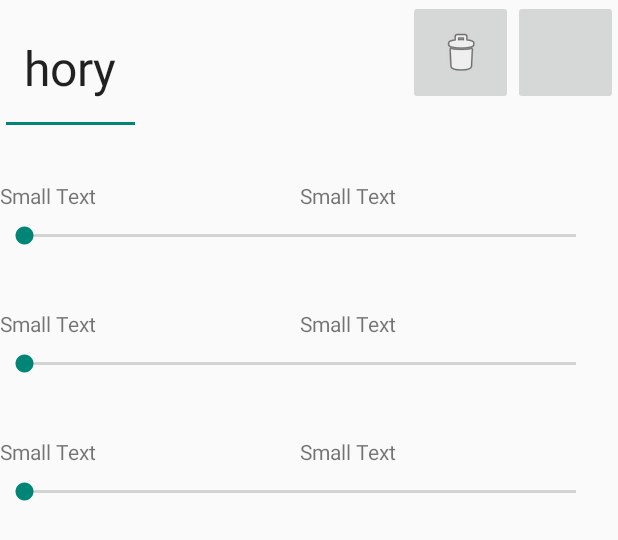
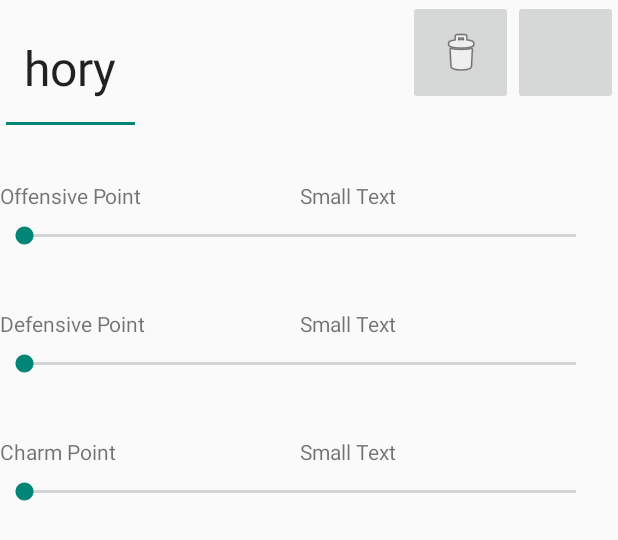
Before and after one commit to tuskeb/Csanydroid1, an Android app: the layout fragment_hero_detail.xml on its own in the app's theme, with its tools: preview values and no code run, on a phone screen of 412 x 824 dp. Shown: the top 540 px of the screen. Run offline under Robolectric (Android 15) with nearby library versions, the phone set to English and light mode, and no system bars.

Commit message:
Kinézet módosítása (felirat)

```diff
--- a/app/src/main/java/hu/csany_zeg/one/csanydroid1/HeroDetailFragment.java
+++ b/app/src/main/java/hu/csany_zeg/one/csanydroid1/HeroDetailFragment.java
@@ -41,6 +41,8 @@ public class HeroDetailFragment extends Fragment {
 	private LocalHero mHero;
 
 	private TextView offensiveTextViewNum;
+	private TextView defensiveTextViewNum;
+	private TextView charmTextViewNum;
 	/**
 	 * Mandatory empty constructor for the fragment manager to instantiate the
 	 * fragment (e.g. upon screen orientation changes).
@@ -115,7 +117,7 @@ public class HeroDetailFragment extends Fragment {
 				@Override
 				public void onProgressChanged(SeekBar seekBar, int progress, boolean fromUser) {
 					mHero.setBaseCharm((float) progress + Hero.MIN_CHARM);
-					textView.setText(mHero.getCharm() + "");
+					charmTextViewNum.setText(String.valueOf(progress + Hero.MIN_CHARM));
 				}
 
 				@Override
@@ -150,6 +152,7 @@ public class HeroDetailFragment extends Fragment {
 				@Override
 				public void onProgressChanged(SeekBar seekBar, int progress, boolean fromUser) {
 					mHero.setDefensivePoint((float) progress + Hero.MIN_DEFENSIVE_POINT);
+					defensiveTextViewNum.setText(String.valueOf(progress + Hero.MIN_DEFENSIVE_POINT));
 				}
 
 				@Override
--- a/app/src/main/res/layout/fragment_hero_detail.xml
+++ b/app/src/main/res/layout/fragment_hero_detail.xml
@@ -57,7 +57,7 @@
         android:layout_width="200dp"
         android:layout_height="wrap_content"
         android:textAppearance="?android:attr/textAppearanceSmall"
-        android:text="Small Text"
+        android:text="@string/offensive_point"
         android:id="@+id/offensiveTextView"
         android:layout_above="@+id/offensiveBar"
         android:layout_alignParentLeft="true"
@@ -96,7 +96,7 @@
         android:layout_width="200dp"
         android:layout_height="wrap_content"
         android:textAppearance="?android:attr/textAppearanceSmall"
-        android:text="Small Text"
+        android:text="@string/defensive_point"
         android:id="@+id/defensiveTextView"
         android:layout_above="@+id/defensiveBar"
         android:layout_alignParentLeft="true"
@@ -132,7 +132,7 @@
         android:layout_width="200dp"
         android:layout_height="wrap_content"
         android:textAppearance="?android:attr/textAppearanceSmall"
-        android:text="Small Text"
+        android:text="@string/charm_point"
         android:id="@+id/charmTextView"
         android:layout_above="@+id/charmBar"
         android:layout_alignParentLeft="true"
--- a/app/src/main/res/values/strings.xml
+++ b/app/src/main/res/values/strings.xml
@@ -19,4 +19,7 @@
 
 
     <string name="statistics_number_of_heros">My Heros</string>
+    <string name="offensive_point">Offensive Point</string>
+    <string name="defensive_point">Defensive Point</string>
+    <string name="charm_point">Charm Point</string>
 </resources>
```
Also changed, not shown: 1 other file.
